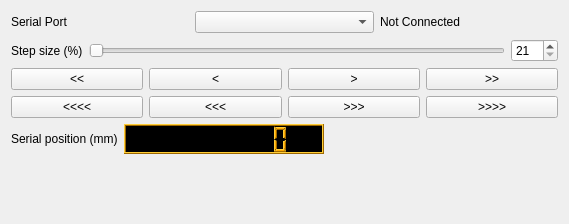
Old version of the form widget/ui_alignement_O2_O3.ui in the repository thibault-brugiere/OPM_GUI.
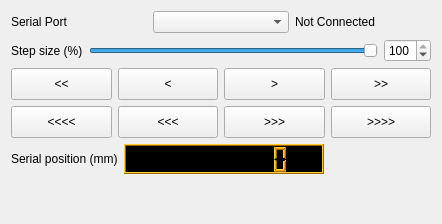
New version of the form.

Commit message: Ajout icones Alignement o2-o3

The edit to the form file:
```diff
--- a/widget/ui_alignement_O2_O3.ui
+++ b/widget/ui_alignement_O2_O3.ui
@@ -6,7 +6,7 @@
    <rect>
     <x>0</x>
     <y>0</y>
-    <width>569</width>
+    <width>442</width>
     <height>224</height>
    </rect>
   </property>
@@ -63,11 +63,14 @@
         <string>&lt;html&gt;&lt;head/&gt;&lt;body&gt;&lt;p&gt;Set the step size for piezo movement as a percentage of the total range.&lt;/p&gt;&lt;p&gt;Adjust between 21% and 100% to control the increment of each movement command&lt;/p&gt;&lt;/body&gt;&lt;/html&gt;</string>
        </property>
        <property name="minimum">
-        <number>21</number>
+        <number>1</number>
        </property>
        <property name="maximum">
         <number>100</number>
        </property>
+       <property name="value">
+        <number>100</number>
+       </property>
        <property name="orientation">
         <enum>Qt::Horizontal</enum>
        </property>
@@ -79,11 +82,14 @@
         <string>&lt;html&gt;&lt;head/&gt;&lt;body&gt;&lt;p&gt;Set the step size for piezo movement as a percentage of the total range.&lt;/p&gt;&lt;p&gt;Adjust between 21% and 100% to control the increment of each movement command&lt;/p&gt;&lt;/body&gt;&lt;/html&gt;</string>
        </property>
        <property name="minimum">
-        <number>21</number>
+        <number>1</number>
        </property>
        <property name="maximum">
         <number>100</number>
        </property>
+       <property name="value">
+        <number>100</number>
+       </property>
       </widget>
      </item>
     </layout>
@@ -92,6 +98,12 @@
     <layout class="QHBoxLayout" name="horizontalLayout_3">
      <item>
       <widget class="QPushButton" name="pb_move_bw10">
+       <property name="minimumSize">
+        <size>
+         <width>32</width>
+         <height>32</height>
+        </size>
+       </property>
        <property name="toolTip">
         <string>&lt;html&gt;&lt;head/&gt;&lt;body&gt;&lt;p&gt;Move the piezo 10 step backward.&lt;/p&gt;&lt;p&gt;Around 500nm to 2,5µm depending on step size&lt;/p&gt;&lt;/body&gt;&lt;/html&gt;</string>
        </property>
@@ -102,6 +114,12 @@
      </item>
      <item>
       <widget class="QPushButton" name="pb_move_bw1">
+       <property name="minimumSize">
+        <size>
+         <width>32</width>
+         <height>32</height>
+        </size>
+       </property>
        <property name="toolTip">
         <string>&lt;html&gt;&lt;head/&gt;&lt;body&gt;&lt;p&gt;Move the piezo 1 step backward.&lt;/p&gt;&lt;p&gt;Around 50nm to 250nm depending on step size&lt;/p&gt;&lt;/body&gt;&lt;/html&gt;</string>
        </property>
@@ -112,6 +130,12 @@
      </item>
      <item>
       <widget class="QPushButton" name="pb_move_fw1">
+       <property name="minimumSize">
+        <size>
+         <width>32</width>
+         <height>32</height>
+        </size>
+       </property>
        <property name="toolTip">
         <string>&lt;html&gt;&lt;head/&gt;&lt;body&gt;&lt;p&gt;Move the piezo 1 step forward.&lt;/p&gt;&lt;p&gt;Around 50nm to 250nm depending on step size&lt;/p&gt;&lt;/body&gt;&lt;/html&gt;</string>
        </property>
@@ -122,6 +146,12 @@
      </item>
      <item>
       <widget class="QPushButton" name="pb_move_fw10">
+       <property name="minimumSize">
+        <size>
+         <width>32</width>
+         <height>32</height>
+        </size>
+       </property>
        <property name="toolTip">
         <string>&lt;html&gt;&lt;head/&gt;&lt;body&gt;&lt;p&gt;Move the piezo 10 step forward&lt;/p&gt;&lt;p&gt;Around 500nm to 2,5µm depending on step size&lt;/p&gt;&lt;/body&gt;&lt;/html&gt;</string>
        </property>
@@ -136,6 +166,12 @@
     <layout class="QHBoxLayout" name="horizontalLayout_4">
      <item>
       <widget class="QPushButton" name="pb_move_bwj2">
+       <property name="minimumSize">
+        <size>
+         <width>32</width>
+         <height>32</height>
+        </size>
+       </property>
        <property name="toolTip">
         <string>&lt;html&gt;&lt;head/&gt;&lt;body&gt;&lt;p&gt;Move the piezo backward with a speed around 0.25mm/s&lt;/p&gt;&lt;/body&gt;&lt;/html&gt;</string>
        </property>
@@ -146,6 +182,12 @@
      </item>
      <item>
       <widget class="QPushButton" name="pb_move_bwj1">
+       <property name="minimumSize">
+        <size>
+         <width>32</width>
+         <height>32</height>
+        </size>
+       </property>
        <property name="toolTip">
         <string>&lt;html&gt;&lt;head/&gt;&lt;body&gt;&lt;p&gt;Move the piezo backward with a speed around 2.5 µm/s&lt;/p&gt;&lt;/body&gt;&lt;/html&gt;</string>
        </property>
@@ -156,6 +198,12 @@
      </item>
      <item>
       <widget class="QPushButton" name="pb_move_fwj1">
+       <property name="minimumSize">
+        <size>
+         <width>32</width>
+         <height>32</height>
+        </size>
+       </property>
        <property name="toolTip">
         <string>&lt;html&gt;&lt;head/&gt;&lt;body&gt;&lt;p&gt;Move the piezo forward with a speed of 50 steps/s.&lt;/p&gt;&lt;p&gt;Arount 2.5 ot 12 µm/s depending on step size&lt;/p&gt;&lt;/body&gt;&lt;/html&gt;</string>
        </property>
@@ -166,6 +214,12 @@
      </item>
      <item>
       <widget class="QPushButton" name="pb_move_fwj2">
+       <property name="minimumSize">
+        <size>
+         <width>32</width>
+         <height>32</height>
+        </size>
+       </property>
        <property name="toolTip">
         <string>&lt;html&gt;&lt;head/&gt;&lt;body&gt;&lt;p&gt;Move the piezo forward with a speed around 0.25mm/s&lt;/p&gt;&lt;/body&gt;&lt;/html&gt;</string>
        </property>
@@ -651,7 +705,7 @@
      <property name="sizeHint" stdset="0">
       <size>
        <width>20</width>
-       <height>24</height>
+       <height>16</height>
       </size>
      </property>
     </spacer>
```
The commit also changes 11 other files.
